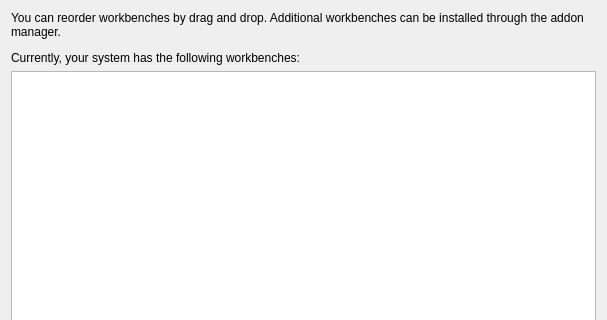
southseact-3d/fcd, file src/Gui/PreferencePages/DlgSettingsWorkbenches.ui: the form before one commit; both pictures show x 0 to 607 and y 0 to 320 of the 607 by 859 pixel window.
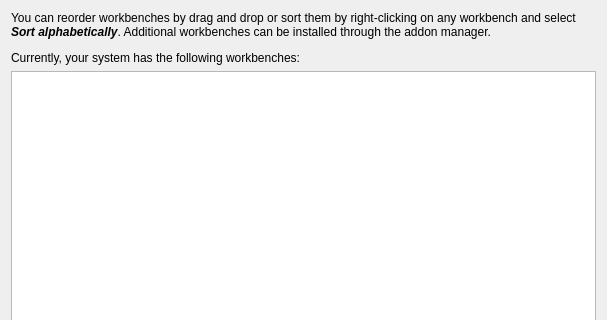
The form after the commit. Custom widgets are drawn as their Qt base class.

Commit message:
[Gui] Preferences - Workbenches add text to advise how to sort...
...alphabetically

Diff of the .ui file:
```diff
--- a/src/Gui/PreferencePages/DlgSettingsWorkbenches.ui
+++ b/src/Gui/PreferencePages/DlgSettingsWorkbenches.ui
@@ -98,7 +98,7 @@
       </size>
      </property>
      <property name="text">
-      <string>&lt;html&gt;&lt;head/&gt;&lt;body&gt;&lt;p&gt;You can reorder workbenches by drag and drop. Additional workbenches can be installed through the addon manager.&lt;/p&gt;&lt;p&gt;
+      <string>&lt;html&gt;&lt;head/&gt;&lt;body&gt;&lt;p&gt;You can reorder workbenches by drag and drop or sort them by right-clicking on any workbench and select &lt;span style=&quot;  font-weight:600; font-style:italic;&quot;&gt;Sort alphabetically&lt;/span&gt;. Additional workbenches can be installed through the addon manager.&lt;/p&gt;&lt;p&gt;
 Currently, your system has the following workbenches:&lt;/p&gt;&lt;/body&gt;&lt;/html&gt;</string>
      </property>
      <property name="wordWrap">
```
